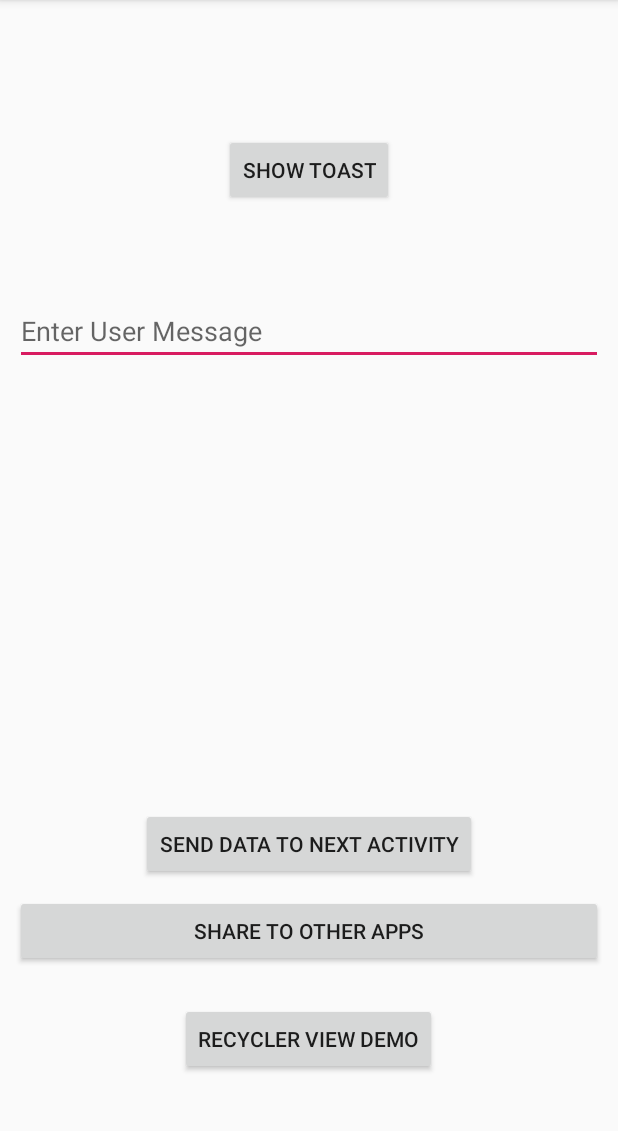
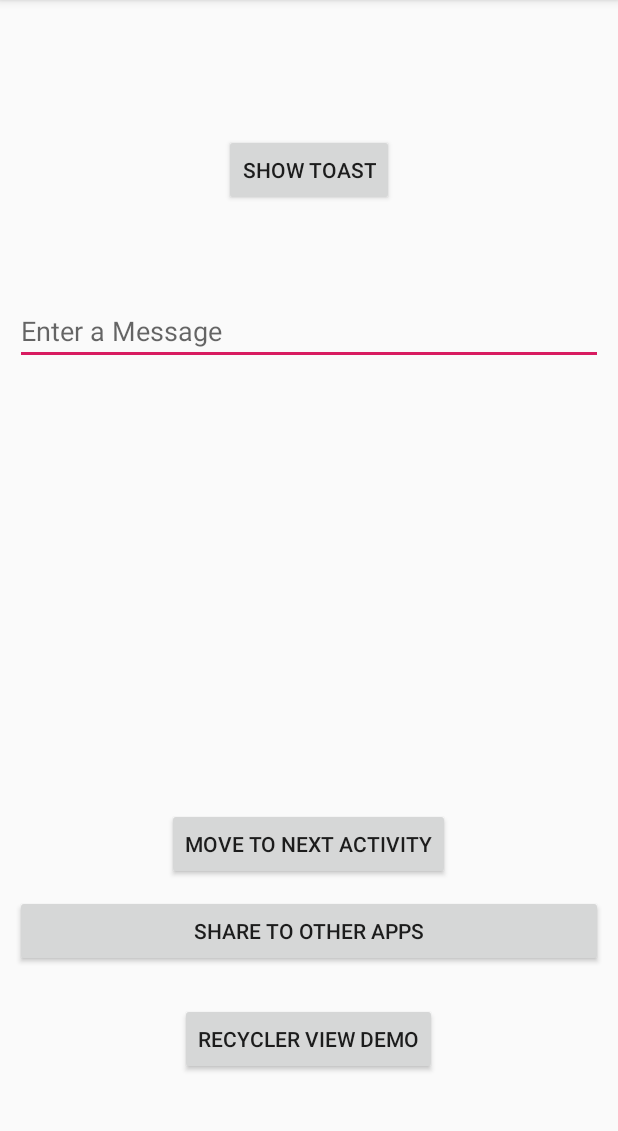
Before and after one commit to vigyat123/MsgShareApp, an Android app: the screen it shows after launch (MainActivity), on a phone screen of 412 x 824 dp, the part 84-1215 px from its top. Run offline under Robolectric (Android 15) with nearby library versions, the phone set to English and light mode, and no system bars.

Commit message:
Section 5: String Localization

```diff
--- a/app/src/main/res/layout/activity_main.xml
+++ b/app/src/main/res/layout/activity_main.xml
@@ -16,7 +16,7 @@
         android:layout_centerHorizontal="true"
         android:layout_marginTop="79dp"
         android:clickable="true"
-        android:text="Show Toast" />
+        android:text="@string/btn_show_toast" />
 
     <EditText
         android:id="@+id/etUserMessage"
@@ -26,7 +26,7 @@
         android:layout_centerHorizontal="true"
         android:layout_marginTop="188dp"
         android:ems="10"
-        android:hint="Enter User Message" />
+        android:hint="@string/et_enter_msg" />
 
     <Button
         android:id="@+id/btnSendMsgToNextActivity"
@@ -36,7 +36,7 @@
         android:layout_centerHorizontal="true"
         android:layout_marginBottom="171dp"
         android:clickable="true"
-        android:text="Send Data To Next Activity" />
+        android:text="@string/btn_move_to_next_activity" />
 
     <Button
         android:id="@+id/btnShareToOtherApps"
@@ -45,7 +45,7 @@
         android:layout_alignParentBottom="true"
         android:layout_centerHorizontal="true"
         android:layout_marginBottom="113dp"
-        android:text="Share To Other Apps" />
+        android:text="@string/btn_share_to_apps" />
 
     <Button
         android:id="@+id/btnRecyclerViewDemo"
--- a/app/src/main/res/values/strings.xml
+++ b/app/src/main/res/values/strings.xml
@@ -1,3 +1,14 @@
 <resources>
     <string name="app_name">MsgShareApp</string>
+
+    <string name="btn_show_toast">Show Toast</string>
+
+    <string name="btn_move_to_next_activity">Move to next Activity</string>
+    <string name="btn_share_to_apps">Share to Other Apps</string>
+    <string name="btn_hobbies">Show my Hobbies</string>
+
+    <string name="et_enter_msg">Enter a Message</string>
+
+    <string name="btn_was_clicked">Button was clicked !</string>
+
 </resources>
```
Also changed, not shown: 1 other file.
